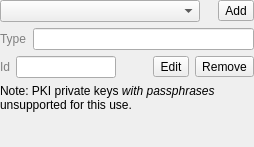
This is src/ui/qgsauthenticationconfigselect.ui in kailIII/QGIS as Qt 5 draws it before an edit. The edited form follows.
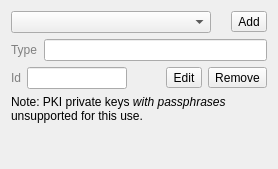
This is the edited form.

Commit message: Fix margins in select widget and not in parent widget where it is used

The edit to the form file:
```diff
--- a/src/ui/qgsauthenticationconfigselect.ui
+++ b/src/ui/qgsauthenticationconfigselect.ui
@@ -6,26 +6,14 @@
    <rect>
     <x>0</x>
     <y>0</y>
-    <width>254</width>
-    <height>147</height>
+    <width>278</width>
+    <height>169</height>
    </rect>
   </property>
   <property name="windowTitle">
    <string>Authentication Configuration</string>
   </property>
   <layout class="QVBoxLayout" name="verticalLayout">
-   <property name="leftMargin">
-    <number>0</number>
-   </property>
-   <property name="topMargin">
-    <number>0</number>
-   </property>
-   <property name="rightMargin">
-    <number>0</number>
-   </property>
-   <property name="bottomMargin">
-    <number>0</number>
-   </property>
    <item>
     <layout class="QHBoxLayout" name="horizontalLayout_2">
      <item>
```
The commit also changes 1 other file.
